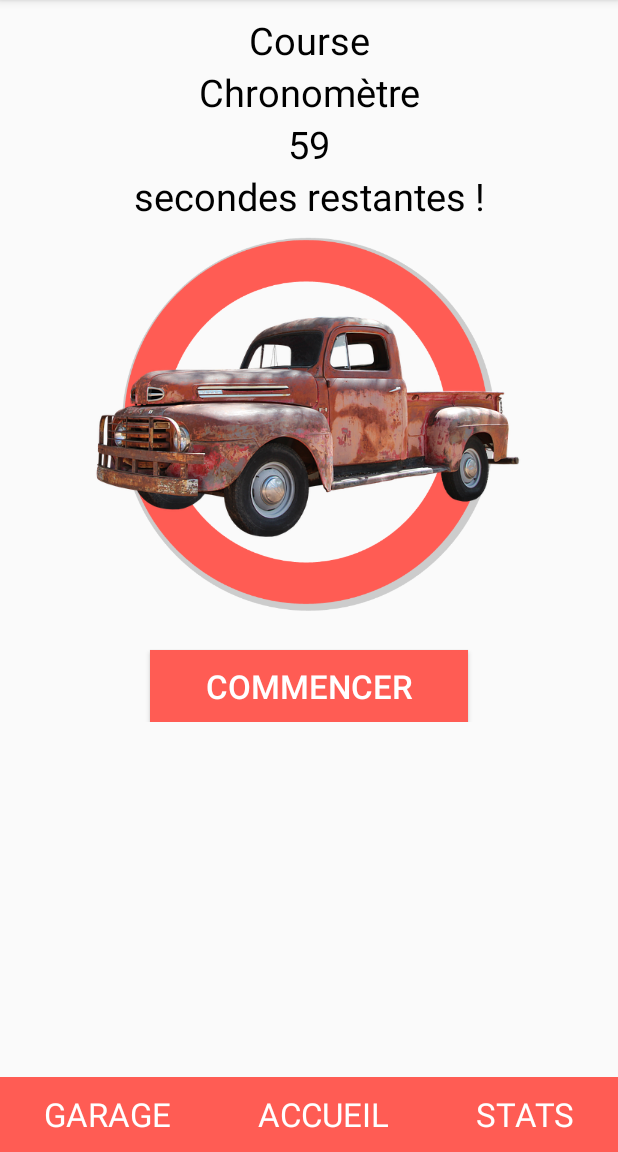
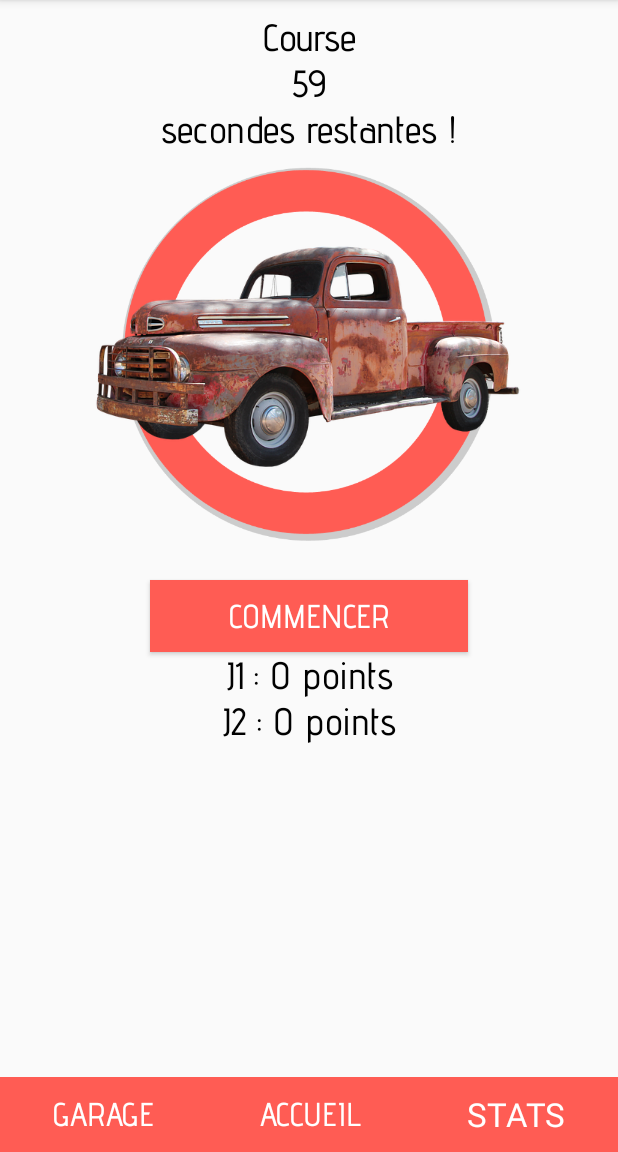
Before and after one commit to AlexisNadaud/UpgradeIt, an Android app: the CourseActivity screen opened directly, with no data from a screen before it, after a tap on "COMMENCER", on a phone screen of 412 x 824 dp, the part 84-1236 px from its top. Run offline under Robolectric (Android 15) with nearby library versions, the light colour scheme and no system bars.

```diff
--- a/app/src/main/java/fr/alexisnadaud/upgradeit/Activities/CourseActivity.java
+++ b/app/src/main/java/fr/alexisnadaud/upgradeit/Activities/CourseActivity.java
@@ -1,28 +1,80 @@
 package fr.alexisnadaud.upgradeit.Activities;
 
+import android.content.Context;
 import android.content.Intent;
+import android.graphics.Typeface;
+import android.media.MediaPlayer;
+import android.os.Build;
 import android.os.Bundle;
 import android.os.CountDownTimer;
+import android.os.VibrationEffect;
+import android.os.Vibrator;
 import android.support.v7.app.AppCompatActivity;
 import android.support.v7.widget.Toolbar;
+import android.util.Log;
 import android.view.Menu;
 import android.view.MenuInflater;
 import android.view.View;
+import android.view.animation.Animation;
+import android.view.animation.AnimationUtils;
 import android.widget.Button;
 import android.widget.ImageView;
+import android.widget.ProgressBar;
 import android.widget.TextView;
 
 import org.w3c.dom.Text;
 
+import fr.alexisnadaud.upgradeit.GifImageView;
 import fr.alexisnadaud.upgradeit.R;
 
 
 public class CourseActivity extends AppCompatActivity implements View.OnClickListener {
 
+    private int points;
+    private boolean estLance;
+    private int nbDemarrage = 0;
+
+    public void setFontAdventPro(){
+        TextView menu_garage = (TextView)this.findViewById(R.id.menu_garage);
+        TextView menu_accueil = (TextView)this.findViewById(R.id.menu_game);
+        TextView menu_course = (TextView)this.findViewById(R.id.menu_course);
+        TextView titre_course = (TextView)this.findViewById(R.id.titre_course);
+        TextView text_sec = (TextView)this.findViewById(R.id.texte_secondes);
+        TextView temps_restant = (TextView)this.findViewById(R.id.temps_restant);
+        Button bouton_demarrer = this.findViewById(R.id.bouton_demarrer);
+        TextView j1 = (TextView)this.findViewById(R.id.joueur1);
+        TextView j2 = (TextView)this.findViewById(R.id.joueur2);
+        String advent = "adventpro-medium.ttf";
+
+        setFont(titre_course,advent);
+        setFont(text_sec,advent);
+        setFont(j1,advent);
+        setFont(j2,advent);
+        setFont(temps_restant,advent);
+        setFont(menu_garage,advent);
+        setFont(menu_accueil,advent);
+        setFont(menu_course,advent);
+        setFont(bouton_demarrer,advent);
+    }
+
+    public void setFont(TextView textView, String fontName) {
+        if(fontName != null){
+            try {
+                Typeface typeface = Typeface.createFromAsset(getAssets(), "fonts/" + fontName);
+                textView.setTypeface(typeface);
+            } catch (Exception e) {
+                Log.e("FONT", fontName + " not found", e);
+            }
+        }
+    }
+
     private void ajoutEcouteursSurBoutons() {
         //Rajout des écouteurs sur les boutons
         TextView menu_garage = (TextView)this.findViewById(R.id.menu_garage);
         menu_garage.setOnClickListener(this);
+
+        ImageView imageVoiture = (ImageView)this.findViewById(R.id.imageVoiture);
+        imageVoiture.setOnClickListener(this);
 
         TextView menu_stats = (TextView)this.findViewById(R.id.menu_stats);
         menu_stats.setOnClickListener(this);
@@ -43,6 +95,8 @@ public class CourseActivity extends AppCompatActivity implements View.OnClickLis
         Toolbar toolbar = findViewById(R.id.toolbar);
         setSupportActionBar(toolbar);
 
+        setFontAdventPro();
+
         this.ajoutEcouteursSurBoutons();
     }
 
@@ -57,8 +111,22 @@ public class CourseActivity extends AppCompatActivity implements View.OnClickLis
     public void onClick(View view) {
         //Méthode qui s'active si on appuie sur un des écouteurs de la vue
 
+        if(view.getId() == R.id.imageVoiture){
+            onClickVoiture(view);
+        }
+
         if(view.getId() == R.id.bouton_demarrer){
             final TextView temps_restant = this.findViewById(R.id.temps_restant);
+            final Button bouton_demarrer = this.findViewById(R.id.bouton_demarrer);
+            final TextView j1 = this.findViewById(R.id.joueur1);
+            final TextView j2 = this.findViewById(R.id.joueur2);
+            final TextView text1 = this.findViewById(R.id.temps_restant);
+            final TextView text2 = this.findViewById(R.id.texte_secondes);
+            estLance = true;
+            points = 0;
+            nbDemarrage++;
+
+            bouton_demarrer.setClickable(false);
             CountDownTimer countDownTimer = new CountDownTimer(60 * 1000, 1000) {
                 public void onTick(long millisUntilFinished) {
                     temps_restant.setText("" + millisUntilFinished / 1000);
@@ -66,7 +134,24 @@ public class CourseActivity extends AppCompatActivity implements View.OnClickLis
 
                 public void onFinish() {
                     temps_restant.setText("0");
+                    estLance = false;
+                    bouton_demarrer.setClickable(true);
 
+                    if (nbDemarrage >= 2){
+                        /*
+                        if(Integer.parseInt(j1.getText().toString()) > Integer.parseInt(j2.getText().toString())){
+                            text1.setText("Joueur 1");
+                            text2.setText("a gagné !");
+                        }
+                        else if(Integer.parseInt(j2.getText().toString()) > Integer.parseInt(j1.getText().toString())){
+                            text1.setText("Joueur 2");
+                            text2.setText("a gagné !");
+                        }
+                        else {
+                            text1.setText("Egalité !");
+                        }
+                        */
+                    }
                     //Ici je met le "Terminé !" -> Gif ?
                 }
             };
@@ -88,4 +173,25 @@ public class CourseActivity extends AppCompatActivity implements View.OnClickLis
             this.startActivity(intentStats);
         }
     }
+
+    public void onClickVoiture(View v) {
+
+        TextView j1 = (TextView)this.findViewById(R.id.joueur1);
+        TextView j2 = (TextView)this.findViewById(R.id.joueur2);
+        if(estLance){
+
+            ImageView zoom = (ImageView) findViewById(R.id.imageVoiture);
+            Animation zoomAnimation = AnimationUtils.loadAnimation(v.getContext(), R.anim.zoom);
+            zoom.startAnimation(zoomAnimation);
+
+            points ++;
+            if(nbDemarrage == 1) {
+                j1.setText("J1 : " + points + " points");
+            }
+            else if(nbDemarrage == 2) {
+                j2.setText("J2 : " + points + " points");
+            }
+        }
+
+    }
 }
--- a/app/src/main/res/layout/activity_course.xml
+++ b/app/src/main/res/layout/activity_course.xml
@@ -38,16 +38,6 @@ tools:context="fr.alexisnadaud.upgradeit.Activities.CourseActivity">
                         android:textColor="@color/noir"
                         android:textSize="25dp"
                         android:layout_marginTop="10dp" />
-
-                    <TextView
-                        android:id="@+id/text_chrono"
-                        android:layout_width="match_parent"
-                        android:layout_height="match_parent"
-                        android:layout_weight="1"
-                        android:gravity="center"
-                        android:text="@string/chrono"
-                        android:textColor="@color/noir"
-                        android:textSize="25dp" />
 
                     <TextView
                         android:id="@+id/temps_restant"
@@ -112,6 +102,26 @@ tools:context="fr.alexisnadaud.upgradeit.Activities.CourseActivity">
                         android:textSize="22dp"
                         android:text="@string/bouton_chrono"
                         android:layout_marginTop="25dp"/>
+                    <TextView
+                        android:id="@+id/joueur1"
+                        android:layout_width="match_parent"
+                        android:layout_height="match_parent"
+                        android:layout_weight="1"
+                        android:gravity="center"
+                        android:text="@string/joueur1_points"
+                        android:textColor="@color/noir"
+                        android:textSize="25dp" />
+
+                    <TextView
+                        android:id="@+id/joueur2"
+                        android:layout_width="match_parent"
+                        android:layout_height="match_parent"
+                        android:layout_weight="1"
+                        android:gravity="center"
+                        android:text="@string/joueur2_points"
+                        android:textColor="@color/noir"
+                        android:textSize="25dp" />
+
 
                 </LinearLayout>
 
--- a/app/src/main/res/values/strings.xml
+++ b/app/src/main/res/values/strings.xml
@@ -44,9 +44,10 @@
 
     //Course
     <string name="bouton_chrono">Commencer</string>
-    <string name="chrono">Chronomètre</string>
     <string name="texte_seconde"> secondes restantes !</string>
     <string name="texte_temps">60</string>
+    <string name="joueur1_points">J1 : 0 points</string>
+    <string name="joueur2_points">J2 : 0 points</string>
 
 
 
```
